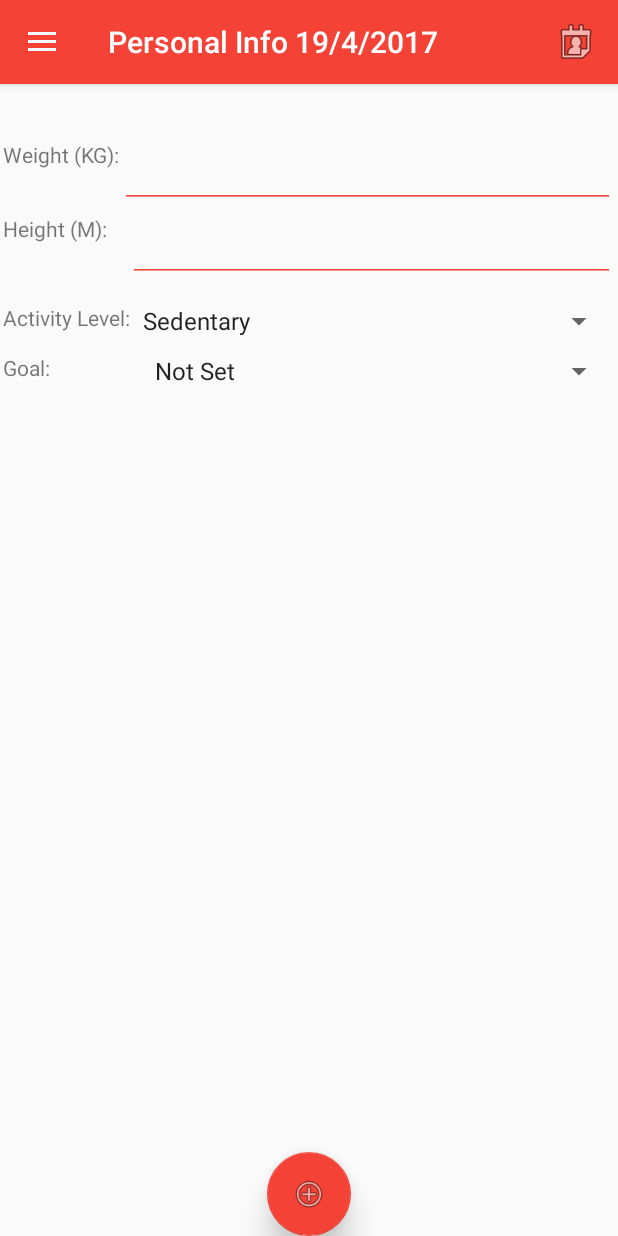
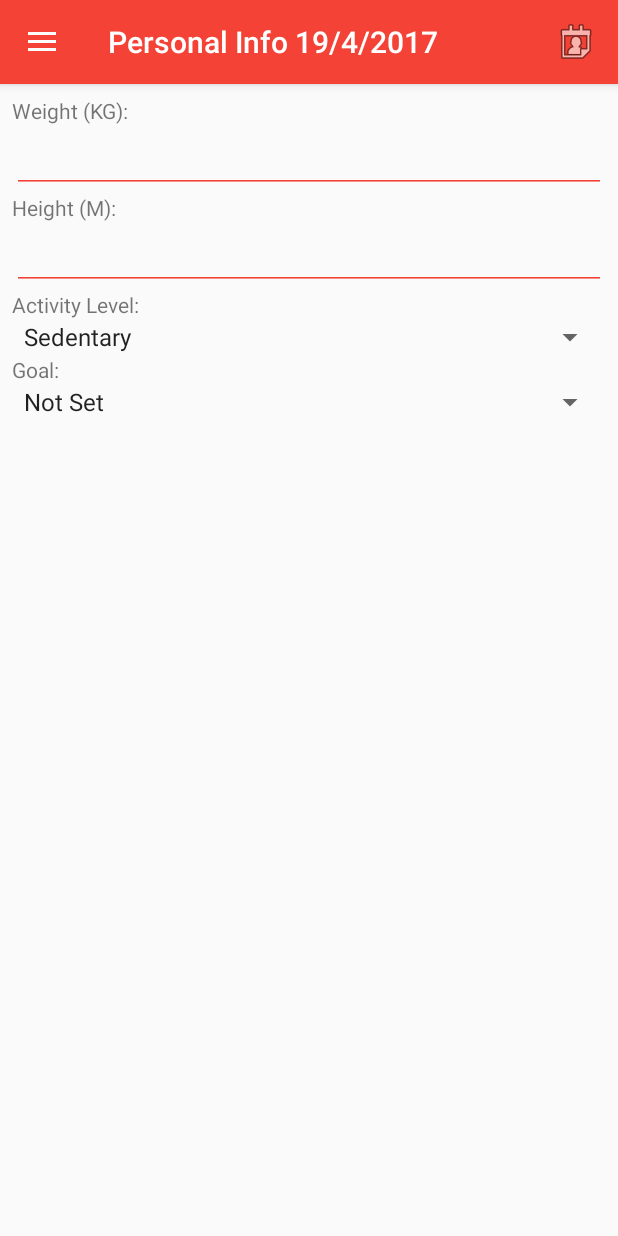
Before and after one commit to PeterMcteague/My-Fitness, an Android app: the fragment InfoFragment placed in its activity, on a phone screen of 412 x 824 dp. Run offline under Robolectric (Android 15) with nearby library versions, the phone set to English and light mode, and no system bars; 6 statements that could not run were skipped.

Commit message:
Made edittexts more consistent on info screen
The edittexts are now more consistent. Have broken the floating action
button, will fix

```diff
--- a/app/src/main/java/uk/ac/tees/gingerbread/myfitness/Fragments/DietScreenMain.java
+++ b/app/src/main/java/uk/ac/tees/gingerbread/myfitness/Fragments/DietScreenMain.java
@@ -4,13 +4,9 @@ import android.app.Activity;
 import android.app.DatePickerDialog;
 import android.content.DialogInterface;
 import android.support.annotation.Nullable;
-import android.support.v7.app.ActionBar;
 import android.support.v7.app.AlertDialog;
 import android.os.Bundle;
-import android.support.v7.app.AppCompatActivity;
-import android.support.v7.widget.Toolbar;
 import android.text.Editable;
-import android.text.InputType;
 import android.text.TextWatcher;
 import android.util.Log;
 import android.view.LayoutInflater;
@@ -18,7 +14,6 @@ import android.view.MenuItem;
 import android.view.View;
 import android.view.ViewGroup;
 import android.widget.AdapterView;
-import android.widget.Button;
 import android.widget.DatePicker;
 import android.widget.EditText;
 import android.widget.ImageButton;
@@ -141,7 +136,7 @@ public class DietScreenMain extends Fragment {
     @Override
     //Include any getting of views in here and assign to variables.
     public View onCreateView(LayoutInflater inflater, @Nullable ViewGroup container, @Nullable Bundle savedInstanceState) {
-        View view = inflater.inflate(R.layout.activity_diet_screen_main, container,false);
+        View view = inflater.inflate(R.layout.fragment_diet, container,false);
 
         setHasOptionsMenu(true);
 
--- a/app/src/main/res/layout/activity_splash_personal.xml
+++ b/app/src/main/res/layout/activity_splash_personal.xml
@@ -10,8 +10,9 @@
     <LinearLayout
         android:layout_width="match_parent"
         android:layout_height="match_parent"
-        android:layout_margin="16dp"
-        android:orientation="vertical">
+        android:orientation="vertical"
+        android:layout_centerVertical="true"
+        android:layout_centerHorizontal="true">
 
         <LinearLayout
             android:layout_width="match_parent"
--- a/app/src/main/res/layout/activity_diet_screen_main.xml
+++ b/app/src/main/res/layout/fragment_diet.xml
@@ -17,18 +17,6 @@
         android:background="@color/white"
         android:orientation="vertical"
         android:weightSum="1">
-
-        <Space
-            android:layout_width="match_parent"
-            android:layout_height="20dp"
-            android:layout_weight="1" />
-
-        <LinearLayout
-            android:layout_width="match_parent"
-            android:layout_height="wrap_content"
-            android:orientation="horizontal">
-
-        </LinearLayout>
 
         <LinearLayout
             android:layout_width="match_parent"
--- a/app/src/main/res/layout/fragment_info.xml
+++ b/app/src/main/res/layout/fragment_info.xml
@@ -8,148 +8,93 @@
     <LinearLayout
         android:layout_width="match_parent"
         android:layout_height="match_parent"
+        android:layout_margin="8dp"
         android:orientation="vertical"
         android:weightSum="1">
 
-        <Space
-            android:layout_width="match_parent"
-            android:layout_height="35dp" />
-
-        <LinearLayout
+        <TextView
+            android:id="@+id/textView4"
             android:layout_width="match_parent"
             android:layout_height="wrap_content"
-            android:orientation="horizontal">
-
-            <Space
-                android:layout_width="match_parent"
-                android:layout_height="wrap_content"
-                android:layout_weight="1" />
-
-        </LinearLayout>
-
-        <LinearLayout
-            android:layout_width="match_parent"
-            android:layout_height="wrap_content"
-            android:orientation="horizontal"
-            android:padding="2dp">
-
-            <TextView
-                android:id="@+id/textView4"
-                android:layout_width="wrap_content"
-                android:layout_height="match_parent"
             android:text="Weight (KG):" />
 
         <EditText
             android:id="@+id/editText_weight"
+            android:layout_width="match_parent"
             android:layout_height="wrap_content"
-                android:layout_width="fill_parent"
-                android:layout_weight="1"
             android:backgroundTint="@color/colorPrimary"
             android:ems="10"
             android:inputType="numberDecimal" />
 
-        </LinearLayout>
-
-        <LinearLayout
+        <TextView
+            android:id="@+id/textView7"
             android:layout_width="match_parent"
             android:layout_height="wrap_content"
-            android:orientation="horizontal"
-            android:padding="2dp">
-
-            <TextView
-                android:id="@+id/textView7"
-                android:layout_width="wrap_content"
-                android:layout_height="match_parent"
-                android:layout_weight="0.13"
             android:text="Height (M):" />
 
         <EditText
             android:id="@+id/editText_Height"
-                android:layout_width="wrap_content"
-                android:layout_height="match_parent"
-                android:layout_weight="1"
+            android:layout_width="match_parent"
+            android:layout_height="wrap_content"
             android:backgroundTint="@color/colorPrimary"
             android:ems="10"
             android:inputType="numberDecimal" />
-        </LinearLayout>
-
-        <Space
-            android:layout_width="match_parent"
-            android:layout_height="10dp" />
-
-        <LinearLayout
-            android:layout_width="match_parent"
-            android:layout_height="wrap_content"
-            android:orientation="horizontal"
-            android:padding="2dp">
 
         <TextView
             android:id="@+id/textView8"
-                android:layout_width="wrap_content"
-                android:layout_height="match_parent"
-                android:layout_weight="1"
+            android:layout_width="match_parent"
+            android:layout_height="wrap_content"
             android:text="Activity Level:" />
 
         <Spinner
             android:id="@+id/spinner_activity"
-                android:layout_width="80dp"
-                android:layout_height="wrap_content"
-                android:layout_weight="190.78" />
-
-        </LinearLayout>
-
-        <Space
             android:layout_width="match_parent"
-            android:layout_height="5dp" />
-
-        <LinearLayout
-            android:layout_width="match_parent"
-            android:layout_height="wrap_content"
-            android:orientation="horizontal"
-            android:padding="2dp">
+            android:layout_height="wrap_content" />
 
         <TextView
             android:id="@+id/textView9"
-                android:layout_width="wrap_content"
-                android:layout_height="match_parent"
-                android:layout_weight="1"
+            android:layout_width="match_parent"
+            android:layout_height="wrap_content"
             android:text="Goal:" />
 
         <Spinner
             android:id="@+id/spinner_goal"
-                android:layout_width="80dp"
-                android:layout_height="wrap_content"
-                android:layout_weight="3.75" />
+            android:layout_width="match_parent"
+            android:layout_height="wrap_content"/>
 
-        </LinearLayout>
-
-        <RelativeLayout
+        <LinearLayout
             android:layout_width="match_parent"
             android:layout_height="match_parent"
-            android:layout_weight="1">
+            android:orientation="vertical">
+
+            <ListView
+                android:id="@+id/info_picture_list"
+                android:layout_width="match_parent"
+                android:layout_height="match_parent"
+                android:layout_weight="0.16"
+                android:divider="?attr/dividerHorizontal"
+                android:footerDividersEnabled="true"
+                android:headerDividersEnabled="true" />
+
+            <LinearLayout
+                android:layout_width="match_parent"
+                android:layout_height="0dp"
+                android:layout_weight="1"
+                android:gravity="center|bottom"
+                android:orientation="vertical">
 
                 <android.support.design.widget.FloatingActionButton
                     android:id="@+id/add_picture_button"
-                android:layout_width="wrap_content"
-                android:layout_height="wrap_content"
-                android:layout_alignParentBottom="true"
-                android:layout_centerHorizontal="true"
-                android:layout_weight="1"
+                    android:layout_width="48dp"
+                    android:layout_height="48dp"
+                    android:layout_gravity="bottom|center_horizontal"
                     android:clickable="true"
                     app:backgroundTint="@color/colorPrimary"
                     app:elevation="12dp"
                     app:fabSize="normal"
                     app:srcCompat="@android:drawable/ic_menu_add" />
-
-            <ListView
-                android:id="@+id/info_picture_list"
-                android:layout_width="match_parent"
-                android:layout_height="match_parent"
-                android:divider="?attr/dividerHorizontal"
-                android:footerDividersEnabled="true"
-                android:headerDividersEnabled="true"
-                android:layout_above="@+id/add_picture_button" />
-        </RelativeLayout>
+            </LinearLayout>
+        </LinearLayout>
 
     </LinearLayout>
 </RelativeLayout>
```
Lines whose indentation alone changed are shown as unchanged.
